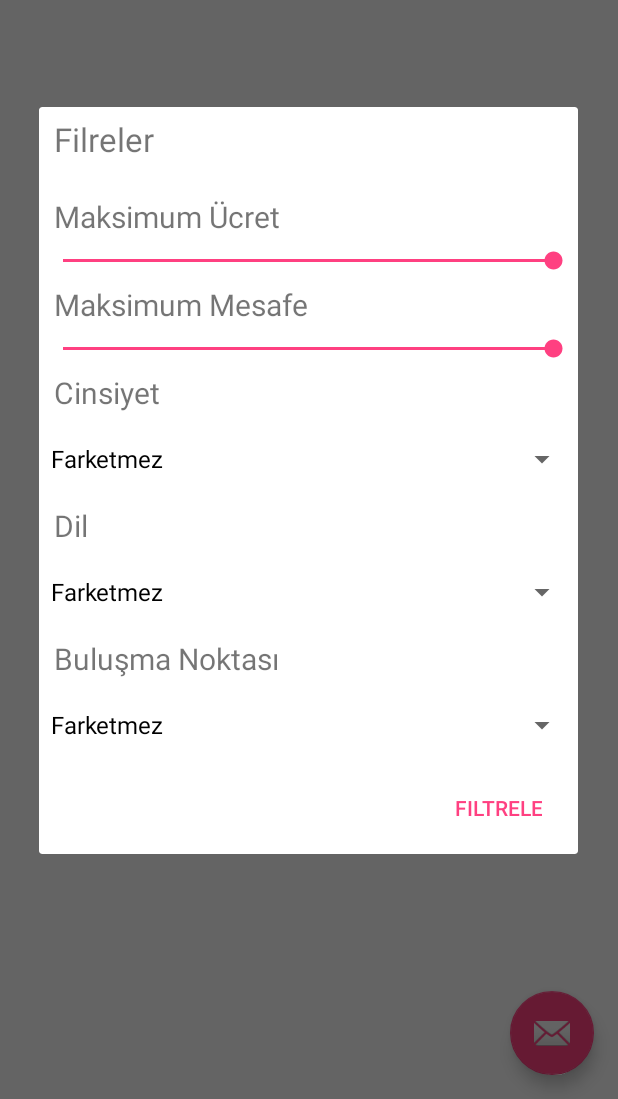
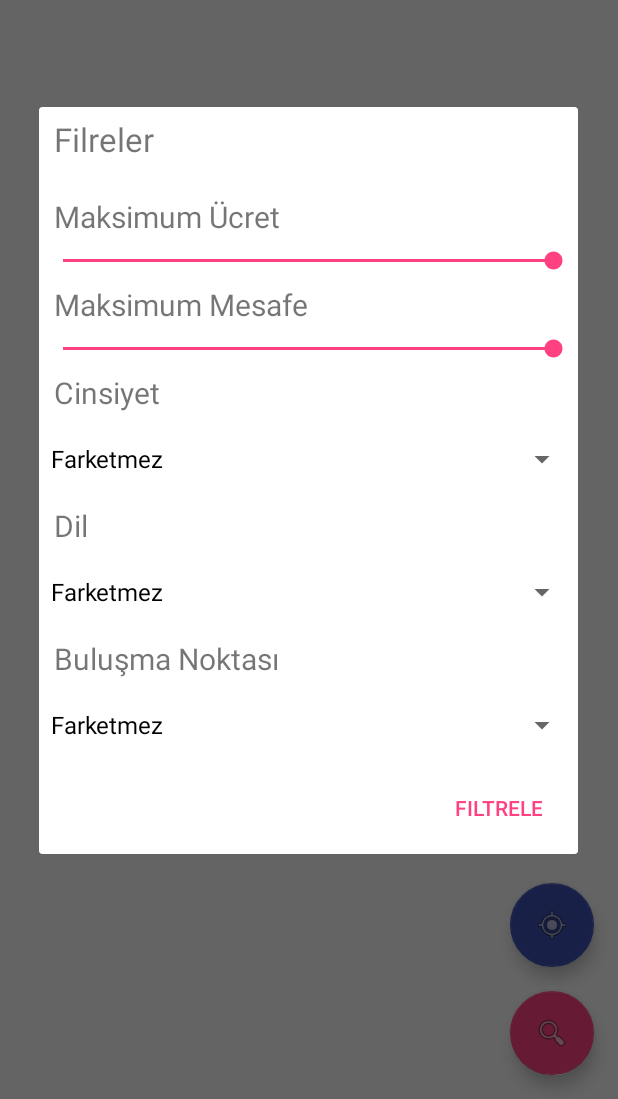
Before and after one commit to phantom1299/Arctory-Frontend, an Android app: the fragment HomeFragment shown on its own in the app's theme, after a tap on an icon or button, on a phone screen of 412 x 824 dp, the part 137-1236 px from its top. Run offline under Robolectric (Android 15) with nearby library versions, the light colour scheme and no system bars; libraries missing offline, so code that uses them is left out: com.github.kittinunf.fuel, com.github.kittinunf.result.

Commit message:
Add showMyLocationButton to Map

```diff
--- a/app/src/main/res/layout/fragment_home.xml
+++ b/app/src/main/res/layout/fragment_home.xml
@@ -22,6 +22,19 @@
         android:layout_marginEnd="8dp"
         app:layout_constraintBottom_toBottomOf="parent"
         app:layout_constraintEnd_toEndOf="parent"
-        app:srcCompat="@android:drawable/ic_dialog_email" />
+        app:srcCompat="@android:drawable/ic_menu_search" />
+
+    <android.support.design.widget.FloatingActionButton
+        android:id="@+id/showMyLocation"
+        android:layout_width="wrap_content"
+        android:layout_height="wrap_content"
+        android:layout_gravity="top|end"
+        android:layout_margin="@dimen/fab_margin"
+        android:layout_marginBottom="8dp"
+        android:layout_marginRight="24dp"
+        app:backgroundTint="@color/colorPrimary"
+        app:layout_constraintBottom_toTopOf="@+id/filterFabButton"
+        app:layout_constraintRight_toRightOf="parent"
+        app:srcCompat="@android:drawable/ic_menu_mylocation" />
 
 </android.support.constraint.ConstraintLayout>
```
Also changed, not shown: app/src/main/java/com/example/muhammed/hodja/fragments/HomeFragment.kt (+14 -0 lines).
